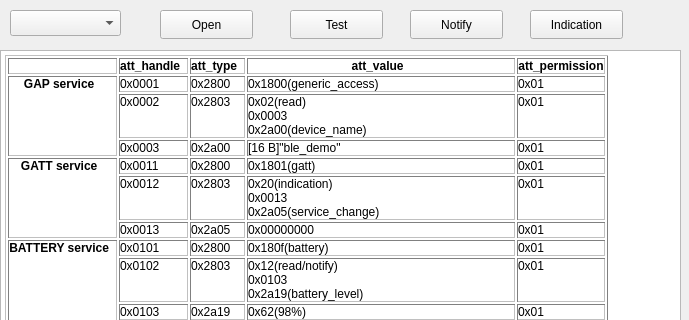
Old version of the form bleHostStack/mainwindow.ui in the repository chenwenhuiGithub/bleHostStack; both pictures show x 0 to 689 and y 0 to 320 of the 689 by 636 pixel window.
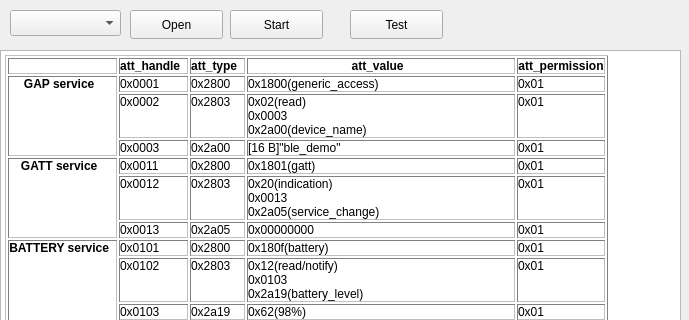
New version of the form.

Diff of the .ui file:
```diff
--- a/bleHostStack/mainwindow.ui
+++ b/bleHostStack/mainwindow.ui
@@ -27,7 +27,7 @@
    <widget class="QPushButton" name="pushButtonOpen">
     <property name="geometry">
      <rect>
-      <x>160</x>
+      <x>130</x>
       <y>10</y>
       <width>93</width>
       <height>29</height>
@@ -37,17 +37,17 @@
      <string>Open</string>
     </property>
    </widget>
-   <widget class="QPushButton" name="pushButtonTest">
+   <widget class="QPushButton" name="pushButtonStart">
     <property name="geometry">
      <rect>
-      <x>290</x>
+      <x>230</x>
       <y>10</y>
       <width>93</width>
       <height>29</height>
      </rect>
     </property>
     <property name="text">
-     <string>Test</string>
+     <string>Start</string>
     </property>
    </widget>
    <widget class="QTextEdit" name="textEdit">
@@ -218,30 +218,17 @@
 &lt;p style=&quot; margin-top:0px; margin-bottom:0px; margin-left:0px; margin-right:0px; -qt-block-indent:0; text-indent:0px;&quot;&gt;0x01&lt;/p&gt;&lt;/td&gt;&lt;/tr&gt;&lt;/table&gt;&lt;/body&gt;&lt;/html&gt;</string>
     </property>
    </widget>
-   <widget class="QPushButton" name="pushButtonNotify">
+   <widget class="QPushButton" name="pushButtonTest">
     <property name="geometry">
      <rect>
-      <x>410</x>
+      <x>350</x>
       <y>10</y>
       <width>93</width>
       <height>29</height>
      </rect>
     </property>
     <property name="text">
-     <string>Notify</string>
-    </property>
-   </widget>
-   <widget class="QPushButton" name="pushButtonIndication">
-    <property name="geometry">
-     <rect>
-      <x>530</x>
-      <y>10</y>
-      <width>93</width>
-      <height>29</height>
-     </rect>
-    </property>
-    <property name="text">
-     <string>Indication</string>
+     <string>Test</string>
     </property>
    </widget>
   </widget>
```
